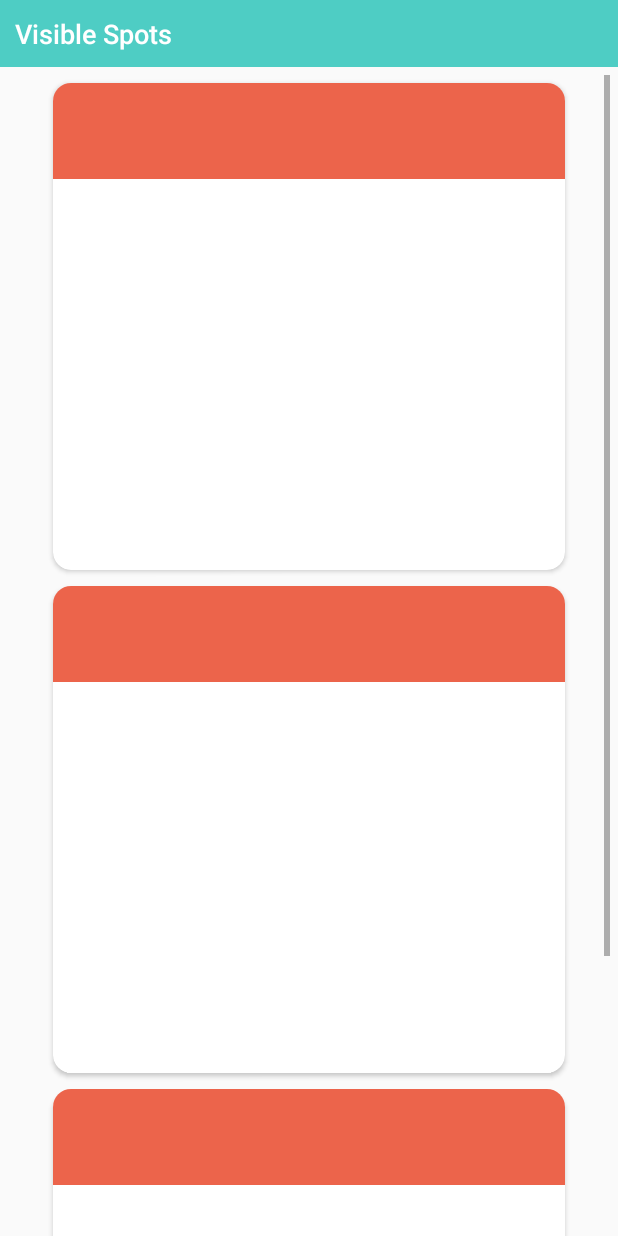
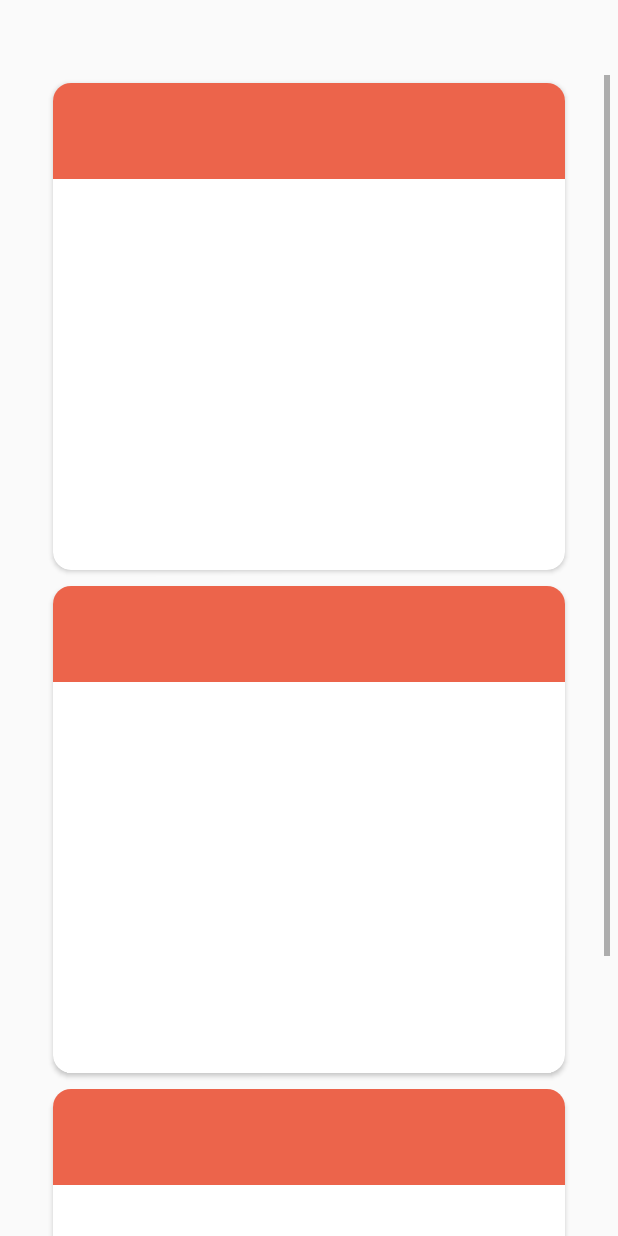
Before and after one commit to giulidb/OnSpot, an Android app: the layout fragment_image_list.xml on its own in the app's theme, with its tools: preview values and no code run, on a phone screen of 412 x 824 dp. Run offline under Robolectric (Android 15) with nearby library versions, the light colour scheme and no system bars.

Commit message:
Bugs Fixed(2)

```diff
--- a/app/src/main/res/layout/fragment_image_list.xml
+++ b/app/src/main/res/layout/fragment_image_list.xml
@@ -9,19 +9,17 @@
     <TextView
         android:layout_width="match_parent"
         android:layout_height="wrap_content"
-        android:text="@string/visible_spot"
         android:textColor="@android:color/white"
-        android:background="@color/colorPrimary"
         android:fontFamily="sans-serif-medium"
         android:textSize="18sp"
         android:padding="10dp"
-        android:id="@+id/spot" />
+        android:id="@+id/title" />
 
     <FrameLayout
         android:orientation="vertical"
         android:layout_width="match_parent"
         android:layout_height="match_parent"
-        android:layout_below="@+id/spot">
+        android:layout_below="@+id/title">
 
     <android.support.v7.widget.RecyclerView
         android:id="@+id/images_list"
```
Also changed, not shown: app/src/main/java/it/unipi/iet/onspot/fragments/ListSpotFragment.java (+9 -0 lines), app/src/main/res/layout/fragment_listspot.xml (deleted, +0 -44 lines).
